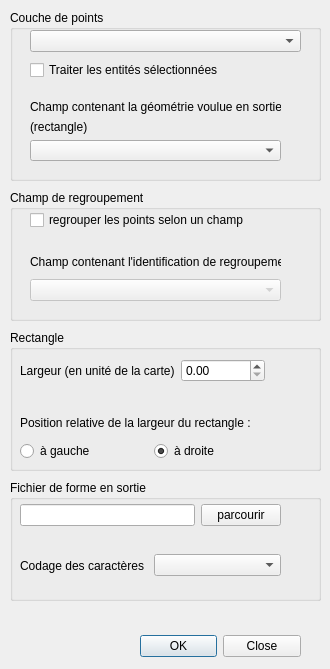
Qt form ui/ui_archeocad_Rect.ui (alearcteam/ArcheoCAD) before a commit.
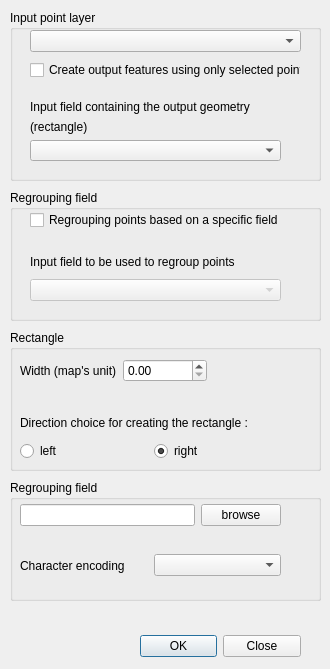
The same form after that commit.

The edit to the form file:
```diff
--- a/ui/ui_archeocad_Rect.ui
+++ b/ui/ui_archeocad_Rect.ui
@@ -63,7 +63,7 @@
     </rect>
    </property>
    <property name="title">
-    <string>Couche de points</string>
+    <string>Input point layer</string>
    </property>
    <widget class="QComboBox" name="comboPointLayer">
     <property name="geometry">
@@ -88,7 +88,7 @@
      <item>
       <widget class="QCheckBox" name="chkBoxSelected">
        <property name="text">
-        <string>Traiter les entités sélectionnées</string>
+        <string>Create output features using only selected points</string>
        </property>
       </widget>
      </item>
@@ -107,7 +107,7 @@
      <item>
       <widget class="QLabel" name="TxtLabel_geoChoice">
        <property name="text">
-        <string>Champ contenant la géométrie voulue en sortie</string>
+        <string>Input field containing the output geometry</string>
        </property>
       </widget>
      </item>
@@ -134,7 +134,7 @@
     </rect>
    </property>
    <property name="title">
-    <string>Champ de regroupement</string>
+    <string>Regrouping field</string>
    </property>
    <widget class="QWidget" name="horizontalLayoutWidget">
     <property name="geometry">
@@ -149,7 +149,7 @@
      <item>
       <widget class="QCheckBox" name="chkBoxFieldGroup">
        <property name="text">
-        <string>regrouper les points selon un champ</string>
+        <string>Regrouping points based on a specific field</string>
        </property>
       </widget>
      </item>
@@ -171,7 +171,7 @@
         <enum>Qt::LeftToRight</enum>
        </property>
        <property name="text">
-        <string>Champ contenant l'identification de regroupement</string>
+        <string>Input field to be used to regroup points </string>
        </property>
       </widget>
      </item>
@@ -195,7 +195,7 @@
     </rect>
    </property>
    <property name="title">
-    <string>Fichier de forme en sortie</string>
+    <string>Regrouping field</string>
    </property>
    <widget class="QWidget" name="horizontalLayoutWidget_4">
     <property name="geometry">
@@ -213,7 +213,7 @@
      <item>
       <widget class="QPushButton" name="ButtonBrowse">
        <property name="text">
-        <string>parcourir</string>
+        <string>browse</string>
        </property>
       </widget>
      </item>
@@ -232,7 +232,7 @@
      <item>
       <widget class="QLabel" name="label_enconding">
        <property name="text">
-        <string>Codage des caractères</string>
+        <string>Character encoding</string>
        </property>
       </widget>
      </item>
@@ -292,7 +292,7 @@
      <item>
       <widget class="QLabel" name="label_Width">
        <property name="text">
-        <string>Largeur (en unité de la carte)</string>
+        <string>Width (map's unit)</string>
        </property>
       </widget>
      </item>
@@ -334,7 +334,7 @@
      <item>
       <widget class="QLabel" name="label_orientation">
        <property name="text">
-        <string>Position relative de la largeur du rectangle :</string>
+        <string>Direction choice for creating the rectangle :</string>
        </property>
       </widget>
      </item>
@@ -343,7 +343,7 @@
        <item>
         <widget class="QRadioButton" name="radioButtonLeft">
          <property name="text">
-          <string>à gauche</string>
+          <string>left</string>
          </property>
          <property name="checked">
           <bool>false</bool>
@@ -353,7 +353,7 @@
        <item>
         <widget class="QRadioButton" name="radioButtonRight">
          <property name="text">
-          <string>à droite</string>
+          <string>right</string>
          </property>
          <property name="checked">
           <bool>true</bool>
```
Left out of the diff: 3 changed lines with no effect on the pictures.
